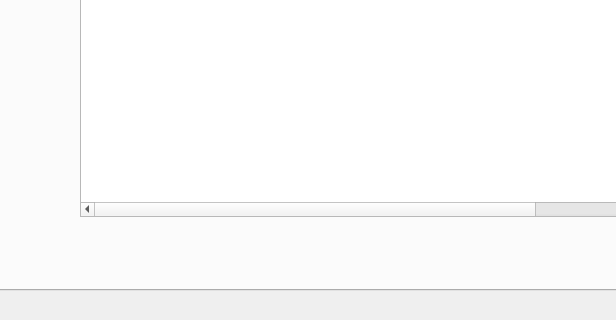
The window that views/main.ui (RavenVl/findAeroRace) describes before a commit, drawn with Qt 5; both pictures show x 282 to 898 and y 340 to 660 of the 1072 by 660 pixel window.
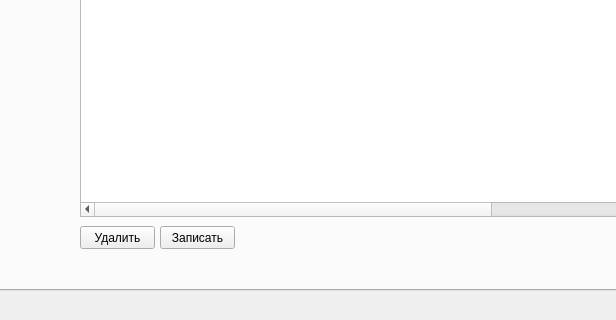
The same window after the commit.

Commit message: add delete port

The edit to the form file:
```diff
--- a/views/main.ui
+++ b/views/main.ui
@@ -407,6 +407,11 @@
         <string>Превышение</string>
        </property>
       </column>
+      <column>
+       <property name="text">
+        <string>ID</string>
+       </property>
+      </column>
      </widget>
      <widget class="QPushButton" name="findButtonApinfo">
       <property name="geometry">
@@ -512,6 +517,32 @@
        </property>
       </widget>
      </widget>
+     <widget class="QPushButton" name="delButton">
+      <property name="geometry">
+       <rect>
+        <x>360</x>
+        <y>540</y>
+        <width>75</width>
+        <height>23</height>
+       </rect>
+      </property>
+      <property name="text">
+       <string>Удалить</string>
+      </property>
+     </widget>
+     <widget class="QPushButton" name="writeButton_2">
+      <property name="geometry">
+       <rect>
+        <x>440</x>
+        <y>540</y>
+        <width>75</width>
+        <height>23</height>
+       </rect>
+      </property>
+      <property name="text">
+       <string>Записать</string>
+      </property>
+     </widget>
     </widget>
    </widget>
   </widget>
```
The commit also changes 2 other files.
